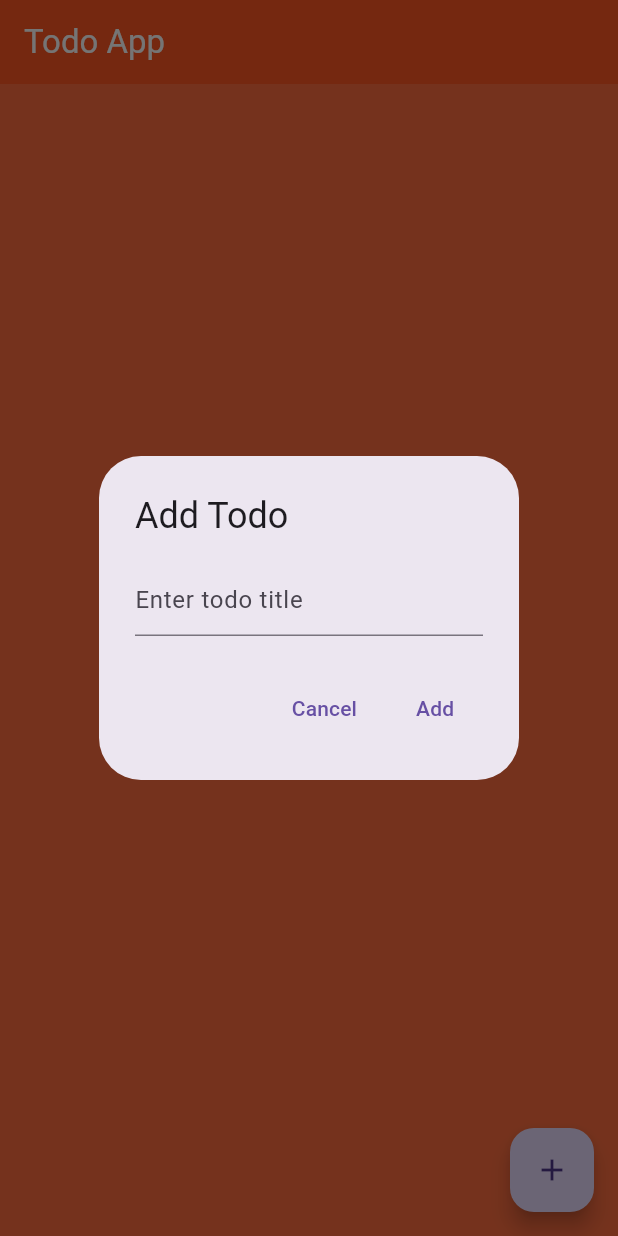
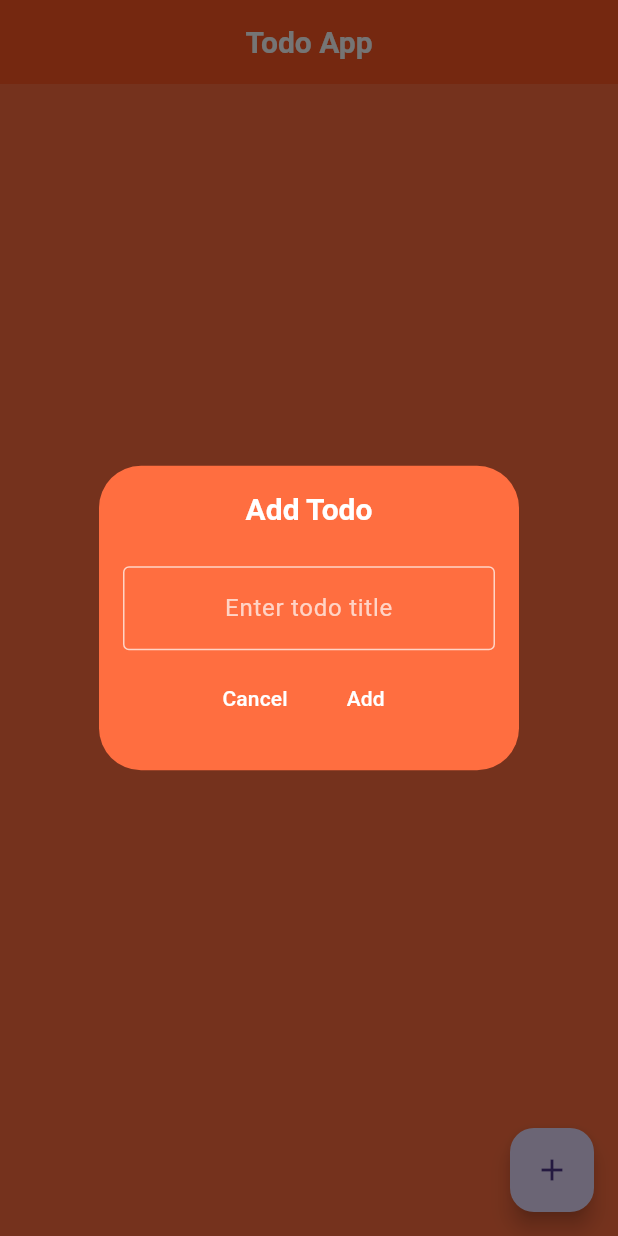
Before and after one commit to vincentpalomo/flutter-practice-app, a Flutter app: the screen it shows after launch, after a tap on the "add" icon, on a phone screen of 412 x 824 dp. Run offline on Flutter 3.47's test engine with Material 3 defaults, Android fonts, the phone set to English and light mode, and no system bars; our stand-ins replace flutter_riverpod, freezed_annotation.

Commit message:
adjusted the styling for the dialog window

```diff
--- a/lib/features/todos/presentation/pages/todo_page.dart
+++ b/lib/features/todos/presentation/pages/todo_page.dart
@@ -12,8 +12,13 @@ class TodoPage extends ConsumerWidget {
 
     return Scaffold(
       appBar: AppBar(
-        title: const Text('Todo App', style: TextStyle( color: Colors.white)),
+        title: const Text('Todo App', style: TextStyle(
+            color: Colors.white,
+            fontSize: 20,
+            fontWeight: FontWeight.bold),
+        ),
         backgroundColor: Colors.deepOrange,
+        centerTitle: true,
       ),
       body: ListView.builder(
         itemCount: todos.length,
@@ -56,17 +61,57 @@ class TodoPage extends ConsumerWidget {
     showDialog(
       context: context,
       builder: (context) => AlertDialog(
-        title: const Text('Add Todo'),
-        content: TextField(
-          controller: textController,
-          decoration: const InputDecoration(
-            hintText: 'Enter todo title',
+        // Center the title
+        titlePadding: const EdgeInsets.all(16),
+        title: const Center(
+          child: Text(
+            'Add Todo',
+            style: TextStyle(
+              color: Colors.white,
+              fontSize: 20,
+              fontWeight: FontWeight.bold,
+            ),
           ),
         ),
+
+        // Center the content
+        contentPadding: const EdgeInsets.symmetric(horizontal: 16, vertical: 8),
+        content: Column(
+          mainAxisSize: MainAxisSize.min,
+          children: [
+            TextField(
+              controller: textController,
+              textAlign: TextAlign.center, // Center the input text
+              decoration: const InputDecoration(
+                hintText: 'Enter todo title',
+                hintStyle: TextStyle(color: Colors.white70),
+                // Center the hint text
+                alignLabelWithHint: true,
+                // Optional: customize the text field appearance
+                border: OutlineInputBorder(),
+                focusedBorder: OutlineInputBorder(
+                  borderSide: BorderSide(color: Colors.white),
+                ),
+                enabledBorder: OutlineInputBorder(
+                  borderSide: BorderSide(color: Colors.white70),
+                ),
+              ),
+              style: const TextStyle(color: Colors.white), // Input text color
+            ),
+          ],
+        ),
+
+        backgroundColor: Colors.deepOrangeAccent,
+
+        // Center the action buttons
+        actionsAlignment: MainAxisAlignment.center,
         actions: [
           TextButton(
             onPressed: () => Navigator.pop(context),
-            child: const Text('Cancel'),
+            child: const Text(
+              'Cancel',
+              style: TextStyle(color: Colors.white),
+            ),
           ),
           TextButton(
             onPressed: () {
@@ -77,10 +122,53 @@ class TodoPage extends ConsumerWidget {
                 Navigator.pop(context);
               }
             },
-            child: const Text('Add'),
+            child: const Text(
+              'Add',
+              style: TextStyle(color: Colors.white),
+            ),
           ),
         ],
       ),
     );
   }
+
+  // void _showAddTodoDialog(BuildContext context, WidgetRef ref) {
+  //   final textController = TextEditingController();
+  //
+  //   showDialog(
+  //     context: context,
+  //     builder: (context) => AlertDialog(
+  //       titlePadding: const EdgeInsets.all(16),
+  //       title: const Text('Add Todo', style: TextStyle(
+  //         color: Colors.white
+  //       ),),
+  //
+  //       contentPadding: const EdgeInsets.symmetric(horizontal: 16, vertical: 0),
+  //       content: TextField(
+  //         controller: textController,
+  //         decoration: const InputDecoration(
+  //           hintText: 'Enter todo title',
+  //         ),
+  //       ),
+  //       backgroundColor: Colors.deepOrangeAccent,
+  //       actions: [
+  //         TextButton(
+  //           onPressed: () => Navigator.pop(context),
+  //           child: const Text('Cancel'),
+  //         ),
+  //         TextButton(
+  //           onPressed: () {
+  //             if (textController.text.isNotEmpty) {
+  //               ref
+  //                   .read(todoControllerProvider.notifier)
+  //                   .addTodo(textController.text);
+  //               Navigator.pop(context);
+  //             }
+  //           },
+  //           child: const Text('Add'),
+  //         ),
+  //       ],
+  //     ),
+  //   );
+  // }
 }
```
